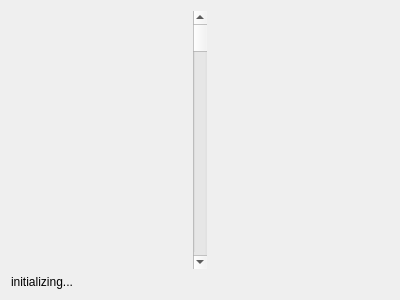
octorock/the-little-hat, file resources/hexeditor.ui: the form before one commit.
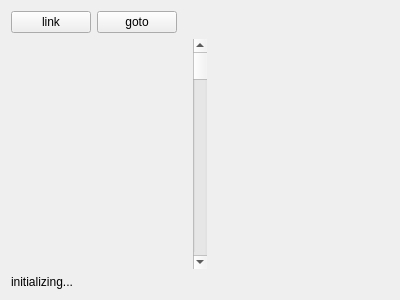
The form after the commit.

Diff of the .ui file:
```diff
--- a/resources/hexeditor.ui
+++ b/resources/hexeditor.ui
@@ -15,7 +15,44 @@
   </property>
   <layout class="QVBoxLayout" name="verticalLayout">
    <item>
-    <layout class="QHBoxLayout" name="horizontalLayout_2" stretch="0">
+    <layout class="QHBoxLayout" name="horizontalLayoutToolbar">
+     <item>
+      <widget class="QPushButton" name="pushButtonLink">
+       <property name="text">
+        <string>link</string>
+       </property>
+       <property name="checkable">
+        <bool>true</bool>
+       </property>
+       <property name="checked">
+        <bool>false</bool>
+       </property>
+      </widget>
+     </item>
+     <item>
+      <widget class="QPushButton" name="pushButtonGoto">
+       <property name="text">
+        <string>goto</string>
+       </property>
+      </widget>
+     </item>
+     <item>
+      <spacer name="horizontalSpacer">
+       <property name="orientation">
+        <enum>Qt::Horizontal</enum>
+       </property>
+       <property name="sizeHint" stdset="0">
+        <size>
+         <width>40</width>
+         <height>20</height>
+        </size>
+       </property>
+      </spacer>
+     </item>
+    </layout>
+   </item>
+   <item>
+    <layout class="QHBoxLayout" name="horizontalLayout_2">
      <item>
       <widget class="QScrollBar" name="scrollBar">
        <property name="orientation">
```
